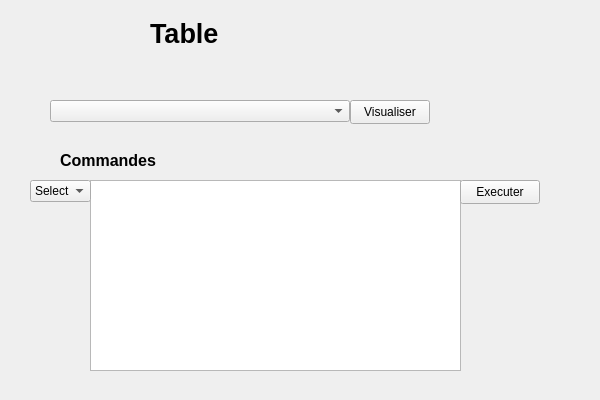
First picture: the form in FrameworkQT/src/main/c++/fr/univtours/polytech/FrameworkQT/view/databasemanagementinterface.ui, repository ChakSem/TPs-Plateformes-C-, before the edit.
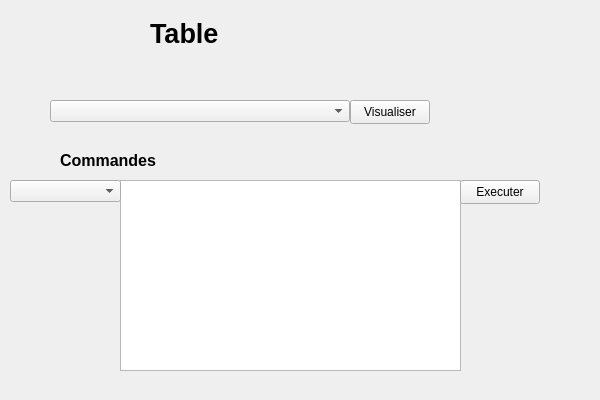
Second picture: the form after the edit.

```diff
--- a/FrameworkQT/src/main/c++/fr/univtours/polytech/FrameworkQT/view/databasemanagementinterface.ui
+++ b/FrameworkQT/src/main/c++/fr/univtours/polytech/FrameworkQT/view/databasemanagementinterface.ui
@@ -47,9 +47,9 @@
   <widget class="QPlainTextEdit" name="plainTextEdit">
    <property name="geometry">
     <rect>
-     <x>90</x>
+     <x>120</x>
      <y>180</y>
-     <width>371</width>
+     <width>341</width>
      <height>191</height>
     </rect>
    </property>
@@ -112,17 +112,12 @@
   <widget class="QComboBox" name="comboBoxCommand">
    <property name="geometry">
     <rect>
-     <x>30</x>
+     <x>10</x>
      <y>180</y>
-     <width>61</width>
+     <width>111</width>
      <height>22</height>
     </rect>
    </property>
-   <item>
-    <property name="text">
-     <string>Select</string>
-    </property>
-   </item>
   </widget>
  </widget>
  <resources/>
```
